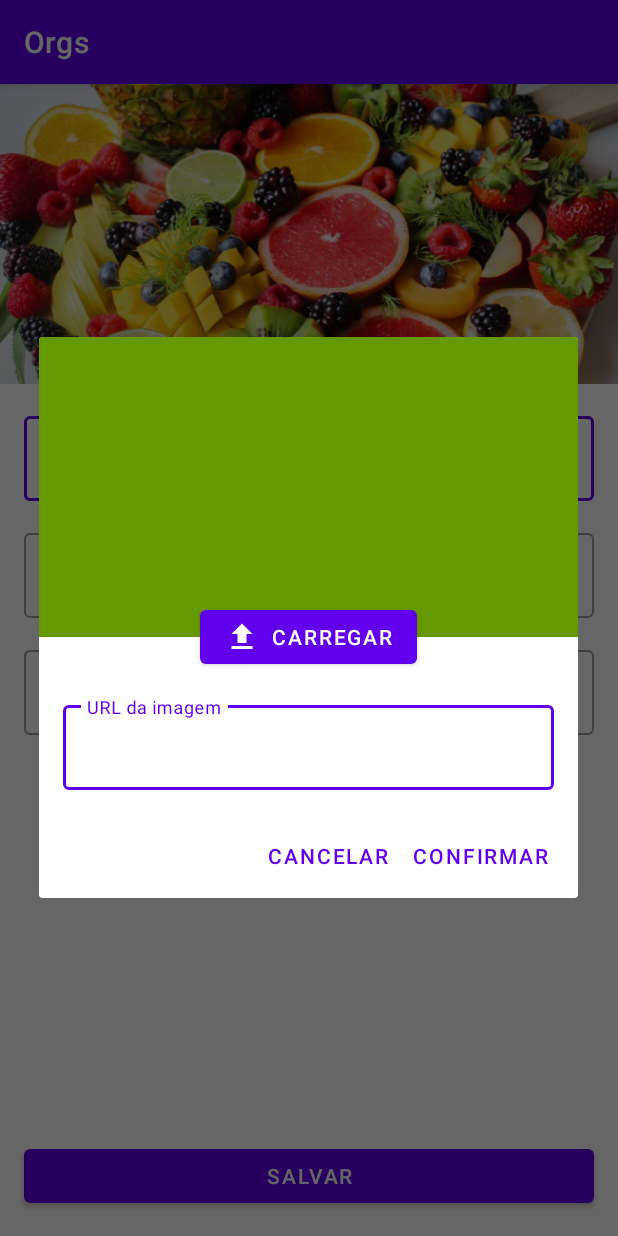
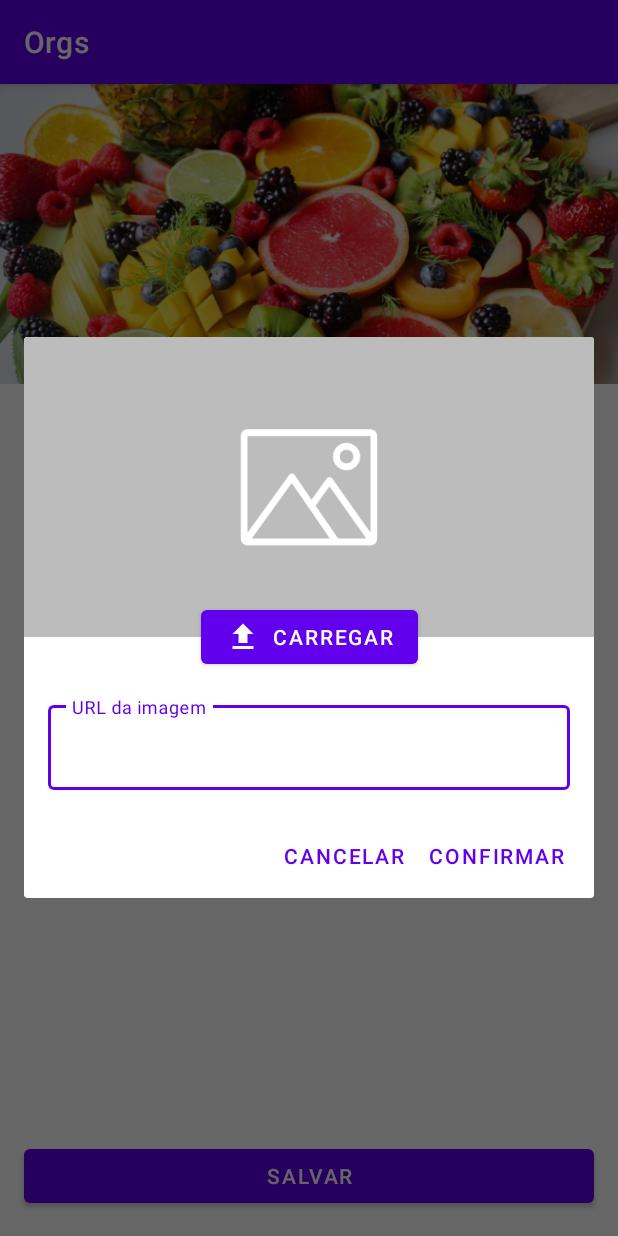
Before and after one commit to Pardiniii/Orgs, an Android app: the FormularioProdutoActivity screen opened directly, with no data from a screen before it, after a tap on an icon or button, on a phone screen of 412 x 824 dp. Run offline under Robolectric (Android 15) with nearby library versions, the phone set to English and light mode, and no system bars.

Commit message:
Adicionando imagem com COIL

```diff
--- a/app/build.gradle.kts
+++ b/app/build.gradle.kts
@@ -48,4 +48,7 @@ dependencies {
     testImplementation(libs.junit)
     androidTestImplementation(libs.androidx.junit)
     androidTestImplementation(libs.androidx.espresso.core)
+
+    implementation ("io.coil-kt:coil:1.2.2")
+
 }
--- a/app/src/main/AndroidManifest.xml
+++ b/app/src/main/AndroidManifest.xml
@@ -1,6 +1,8 @@
 <?xml version="1.0" encoding="utf-8"?>
 <manifest xmlns:android="http://schemas.android.com/apk/res/android"
     xmlns:tools="http://schemas.android.com/tools">
+
+    <uses-permission android:name="android.permission.INTERNET"/>
 
     <application
         android:allowBackup="true"
--- a/app/src/main/java/com/gustavo/orgs/ui/recyclerview/adapter/ListaProdutosAdapter.kt
+++ b/app/src/main/java/com/gustavo/orgs/ui/recyclerview/adapter/ListaProdutosAdapter.kt
@@ -6,6 +6,7 @@ import android.view.View
 import android.view.ViewGroup
 import android.widget.TextView
 import androidx.recyclerview.widget.RecyclerView
+import coil.load
 import com.gustavo.orgs.R
 import com.gustavo.orgs.databinding.ProdutoItemBinding
 import com.gustavo.orgs.model.Produto
@@ -31,6 +32,7 @@ class ListaProdutosAdapter(
             val formatador: NumberFormat = NumberFormat.getCurrencyInstance(Locale("pt", "br"))
             val valorFormatado = formatador.format(produto.valor)
             valor.text = valorFormatado
+            binding.imageView.load("https://tse3.mm.bing.net/th/id/OIP.oUqmnvd3VRF9zKsI1SWIOQHaE8?rs=1&pid=ImgDetMain")
         }
     }
 
--- a/app/src/main/res/layout/formulario_imagem.xml
+++ b/app/src/main/res/layout/formulario_imagem.xml
@@ -3,6 +3,7 @@
     xmlns:app="http://schemas.android.com/apk/res-auto"
     android:layout_width="match_parent"
     android:layout_height="wrap_content"
+    xmlns:srcCompat="http://schemas.android.com/tools"
     android:fillViewport="true">
 
     <androidx.constraintlayout.widget.ConstraintLayout
@@ -14,7 +15,7 @@
             android:layout_width="match_parent"
             android:layout_height="200dp"
             android:scaleType="centerCrop"
-            android:src="@android:color/holo_green_dark"
+            android:src="@drawable/imagem_padrao"
             app:layout_constraintEnd_toEndOf="parent"
             app:layout_constraintStart_toStartOf="parent"
             app:layout_constraintTop_toTopOf="parent" />
--- a/app/src/main/res/layout/produto_item.xml
+++ b/app/src/main/res/layout/produto_item.xml
@@ -52,6 +52,7 @@
             android:textColor="@android:color/holo_green_dark"
             android:textSize="18sp"
             android:textStyle="bold"
+            android:layout_marginBottom="16dp"
             app:layout_constraintBottom_toBottomOf="parent"
             app:layout_constraintEnd_toEndOf="@id/descricao"
             app:layout_constraintStart_toStartOf="@+id/descricao"
```
Also changed, not shown: app/src/main/res/drawable-hdpi/imagem_padrao.png (added), app/src/main/res/drawable-ldpi/imagem_padrao.png (added), app/src/main/res/drawable-mdpi/imagem_padrao.png (added), app/src/main/res/drawable-xhdpi/imagem_padrao.png (added), app/src/main/res/drawable-xxhdpi/imagem_padrao.png (added), app/src/main/res/drawable-xxxhdpi/imagem_padrao.png (added).
